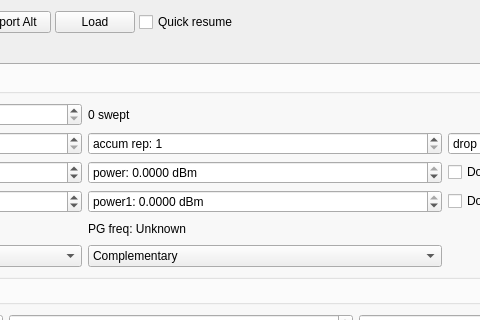
This is pkgs/mahos-dq/src/mahos_dq/gui/ui/spodmr.ui in ktahar/mahos as Qt 5 draws it before an edit; both pictures show x 376 to 856 and y 0 to 320 of the 1464 by 755 pixel window. The edited form follows.
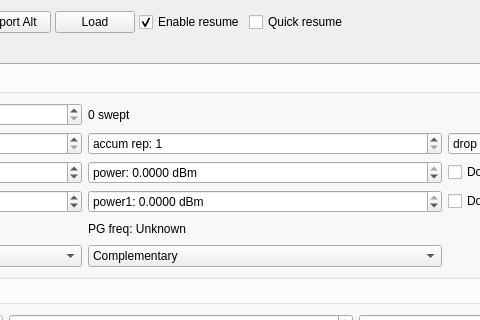
This is the edited form. Custom widgets are drawn as their Qt base class.

Commit message:
gui/xPODMR: add enable resume checkbox
- this checkbox gates "resume?" dialog
- unchecking it would be helpful if one need to do repeated
  measurement in same condition without resume
- enable_resume conf key is initial value of the checkbox

What changed in the file:
```diff
--- a/pkgs/mahos-dq/src/mahos_dq/gui/ui/spodmr.ui
+++ b/pkgs/mahos-dq/src/mahos_dq/gui/ui/spodmr.ui
@@ -63,6 +63,16 @@
          </property>
         </widget>
        </item>
+       <item>
+        <widget class="QCheckBox" name="enableresumeBox">
+         <property name="text">
+          <string>Enable resume</string>
+         </property>
+         <property name="checked">
+          <bool>true</bool>
+         </property>
+        </widget>
+       </item>
        <item>
         <widget class="QCheckBox" name="quickresumeBox">
          <property name="text">
```
Left out of the diff: 1 changed line with no effect on the pictures. The commit also changes 8 other files.
